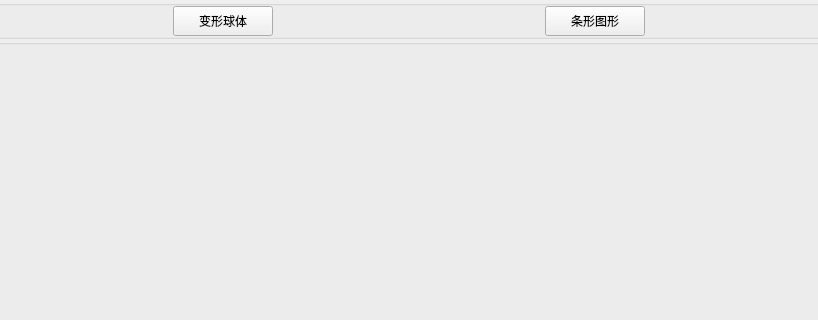
Old version of the form VTK_Learning/QtVTKApp/QtVTKApp.ui in the repository 2694048168/C-and-C-plus-plus; both pictures show x 102 to 920 and y 0 to 320 of the 1024 by 860 pixel window.
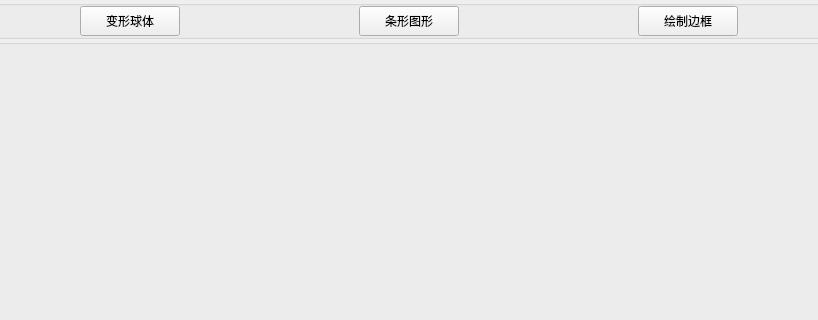
New version of the form.

Diff of the .ui file:
```diff
--- a/VTK_Learning/QtVTKApp/QtVTKApp.ui
+++ b/VTK_Learning/QtVTKApp/QtVTKApp.ui
@@ -89,6 +89,25 @@
          </property>
         </widget>
        </item>
+       <item row="0" column="3">
+        <widget class="QToolButton" name="toolButton_BorderDraw">
+         <property name="minimumSize">
+          <size>
+           <width>100</width>
+           <height>30</height>
+          </size>
+         </property>
+         <property name="maximumSize">
+          <size>
+           <width>100</width>
+           <height>30</height>
+          </size>
+         </property>
+         <property name="text">
+          <string>绘制边框</string>
+         </property>
+        </widget>
+       </item>
       </layout>
      </widget>
     </item>
```
